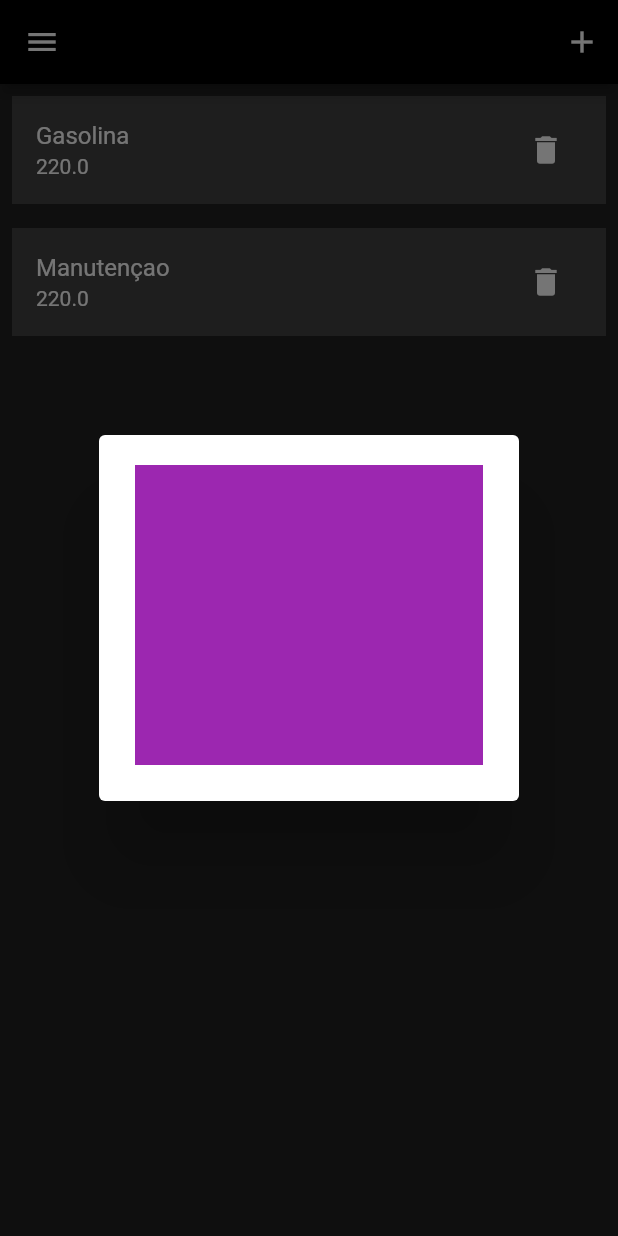
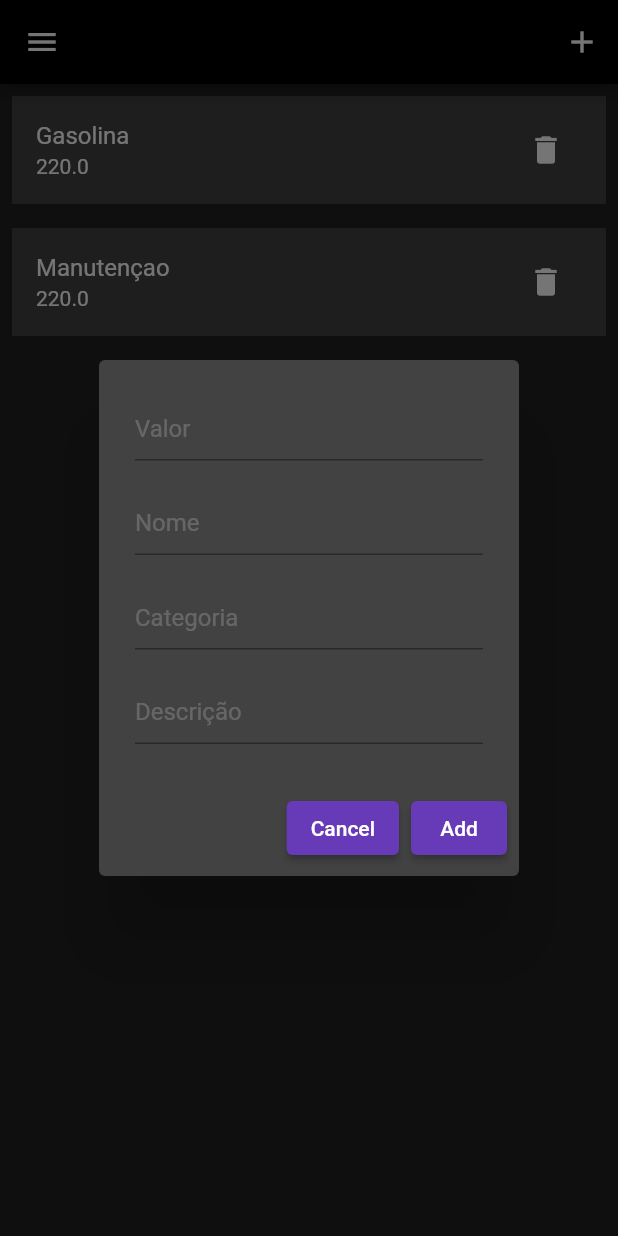
Before and after one commit to remobenunes/Despecito, a Flutter app: the screen it shows after launch, after a tap on the "delete" icon, after a tap on the "add" icon, on a phone screen of 412 x 824 dp. Run offline on Flutter 3.47's test engine with Material 2 defaults, Android fonts, the light colour scheme and no system bars; our stand-ins replace hive, hive_flutter; accounts and stored records are empty.

Commit message:
ajustes na aparencia do create

```diff
--- a/lib/app/presentation/ui/pages/home/home_page.dart
+++ b/lib/app/presentation/ui/pages/home/home_page.dart
@@ -1,5 +1,6 @@
 import 'package:despecito/app/domain/models/dtos/expense_dto.dart';
-import 'package:despecito/app/domain/models/entities/expense/expense.dart';
+import 'package:despecito/app/presentation/ui/pages/home/widgets/custom_alert_dialog.dart';
+import 'package:despecito/app/presentation/ui/pages/home/widgets/custom_list_tile.dart';
 import 'package:flutter/material.dart';
 import 'package:hive_flutter/hive_flutter.dart';
 import 'package:hive/hive.dart';
@@ -38,7 +39,7 @@ class _HomePageState extends State<HomePage> {
     name: 'Manutençao',
     value: 220,
   );
-  List<Expense> expenseList = [];
+  List<ExpenseDto> expenseList = [];
 
   @override
   void initState() {
@@ -64,7 +65,9 @@ class _HomePageState extends State<HomePage> {
     return AppBar(
       backgroundColor: Colors.black,
       leading: _leading(),
-      actions: [_addButton()],
+      actions: [
+        _addButton(),
+      ],
     );
   }
 
@@ -75,17 +78,13 @@ class _HomePageState extends State<HomePage> {
         showDialog(
             context: context,
             builder: (_) {
-              return AlertDialog(
-                content: Container(
-                  height: 200,
-                  width: 200,
-                  color: Colors.purple,
-                ),
-              );
+              return CustomAlertDialog();
             });
       },
     );
   }
+
+
 
   IconButton _leading() {
     return IconButton(
@@ -101,27 +100,13 @@ class _HomePageState extends State<HomePage> {
         var item = expenseList[index];
         return Padding(
           padding: const EdgeInsets.all(8.0),
-          child: ListTile(
-            tileColor: Colors.grey[800],
-            title: Text(
-              item.name ?? '',
-              style: const TextStyle(color: Colors.white),
-            ),
-            subtitle: Text(
-              '${item.value ?? ''}',
-              style: const TextStyle(color: Colors.white),
-            ),
-            trailing: IconButton(
-              icon: const Icon(
-                Icons.delete,
-                color: Colors.white,
-              ),
-              onPressed: () {
-                setState(() {
-                  expenseList.removeAt(index);
-                });
-              },
-            ),
+          child: CustomListTile(
+            expenseDto: item,
+            function: () {
+              setState(() {
+                expenseList.removeAt(index);
+              });
+            },
           ),
         );
       },
--- /dev/null
+++ b/lib/app/presentation/ui/pages/home/widgets/custom_alert_dialog.dart
@@ -0,0 +1,42 @@
+import 'package:despecito/app/presentation/ui/pages/home/widgets/custom_text_field.dart';
+import 'package:flutter/material.dart';
+
+class CustomAlertDialog extends StatelessWidget {
+  const CustomAlertDialog({Key? key}) : super(key: key);
+
+  @override
+  Widget build(BuildContext context) {
+    return AlertDialog(
+      backgroundColor: Colors.grey[800],
+      actions: [
+        ElevatedButton(
+            onPressed: () {
+              Navigator.pop(context);
+            },
+            child: const Text('Cancel')),
+        ElevatedButton(onPressed: () {}, child: const Text('Add')),
+      ],
+      content: Column(
+        mainAxisSize: MainAxisSize.min,
+        children: const [
+          CustomTextField(
+            hint: 'Valor',
+            keyboardType: TextInputType.number,
+          ),
+          SizedBox(height: 16),
+          CustomTextField(
+            hint: 'Nome',
+          ),
+          SizedBox(height: 16),
+          CustomTextField(
+            hint: 'Categoria',
+          ),
+          SizedBox(height: 16),
+          CustomTextField(
+            hint: 'Descrição',
+          ),
+        ],
+      ),
+    );
+  }
+}
--- /dev/null
+++ b/lib/app/presentation/ui/pages/home/widgets/custom_list_tile.dart
@@ -0,0 +1,42 @@
+import 'package:despecito/app/domain/models/dtos/expense_dto.dart';
+import 'package:flutter/material.dart';
+
+class CustomListTile extends StatefulWidget {
+  final ExpenseDto expenseDto;
+  final Function() function;
+
+  const CustomListTile({
+    Key? key,
+    required this.expenseDto,
+    required this.function,
+  }) : super(key: key);
+
+  @override
+  State<CustomListTile> createState() => _CustomListTileState();
+}
+
+class _CustomListTileState extends State<CustomListTile> {
+  @override
+  Widget build(BuildContext context) {
+    return ListTile(
+      tileColor: Colors.grey[800],
+      title: Text(
+        widget.expenseDto.name ?? '',
+        style: const TextStyle(color: Colors.white),
+      ),
+      subtitle: Text(
+        '${widget.expenseDto.value ?? ''}',
+        style: const TextStyle(color: Colors.white),
+      ),
+      trailing: IconButton(
+        icon: const Icon(
+          Icons.delete,
+          color: Colors.white,
+        ),
+        onPressed: () {
+          widget.function();
+        },
+      ),
+    );
+  }
+}
--- /dev/null
+++ b/lib/app/presentation/ui/pages/home/widgets/custom_text_field.dart
@@ -0,0 +1,47 @@
+import 'package:flutter/material.dart';
+
+class CustomTextField extends StatelessWidget {
+  final String? hint;
+  final TextInputType? keyboardType;
+  final TextEditingController? controller;
+
+  const CustomTextField({
+    Key? key,
+    this.hint,
+    this.keyboardType,
+    this.controller,
+  }) : super(key: key);
+
+  @override
+  Widget build(BuildContext context) {
+    return Column(
+      crossAxisAlignment: CrossAxisAlignment.start,
+      children: [
+        // _label(),
+        _formField(),
+      ],
+    );
+  }
+
+  _formField() {
+    return TextFormField(
+      controller: controller,
+      keyboardType: keyboardType ?? TextInputType.text,
+      decoration: InputDecoration(
+        hintText: hint!,
+        hintStyle: TextStyle(
+          color: Color.fromARGB(50, 252, 251, 251),
+        ),
+        isDense: true,
+        contentPadding: const EdgeInsets.only(top: 16, bottom: 12),
+      ),
+    );
+  }
+
+  TextStyle _style() {
+    return const TextStyle(
+      color: Colors.white,
+      fontWeight: FontWeight.bold,
+    );
+  }
+}
```
